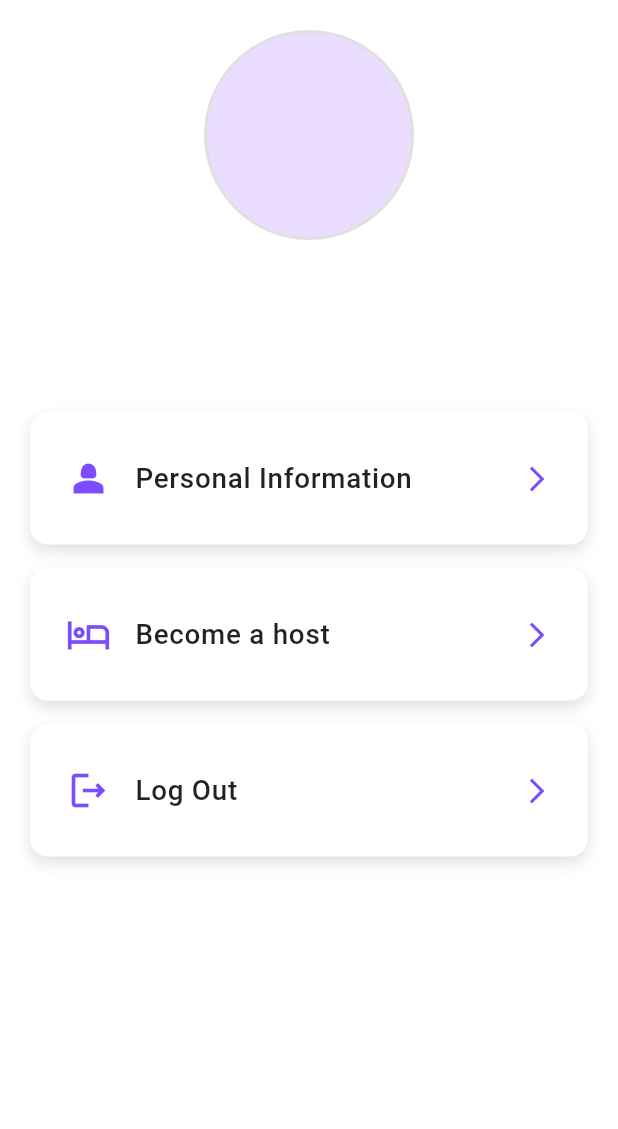
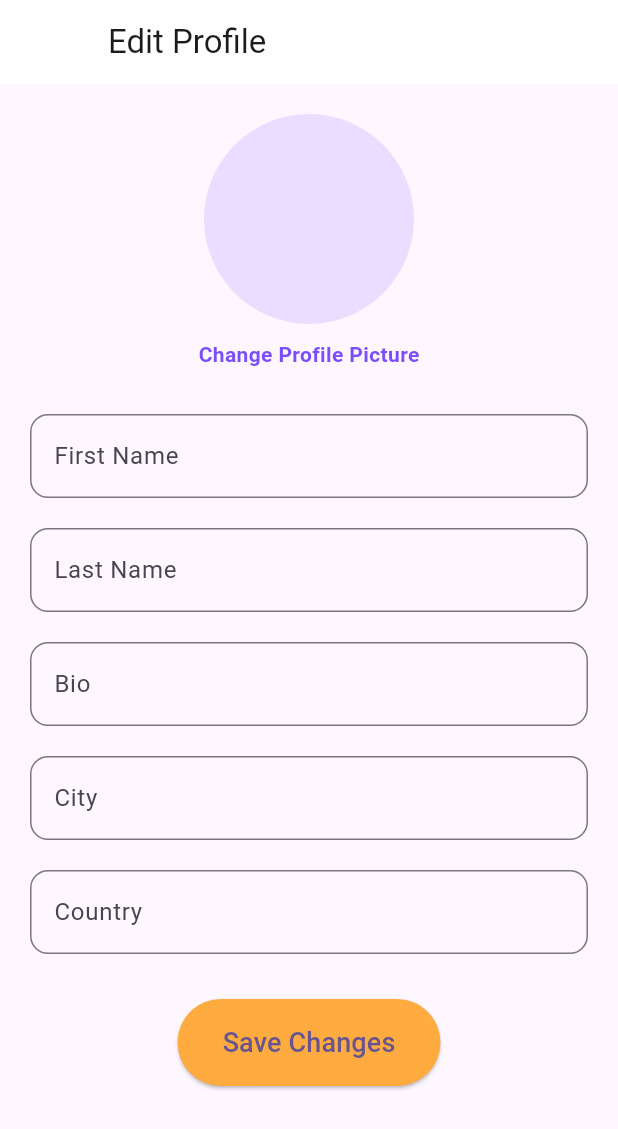
Before and after one commit to PhamVanPhiY/BookingPlace, a Flutter app: the AccountScreen screen opened directly, after a tap on "Personal Information", on a phone screen of 412 x 824 dp. Shown: the top 1129 px of the screen. Run offline on Flutter 3.47's test engine with Material 3 defaults, Android fonts, the phone set to English and light mode, and no system bars; our stand-ins replace cloud_firestore, custom_rating_bar, firebase_auth, firebase_core, firebase_storage, get and 2 more; missing offline and left inert: pay; accounts and stored records are empty.

Commit message:
Change information user

```diff
--- a/lib/view/guestSreens/account_screen.dart
+++ b/lib/view/guestSreens/account_screen.dart
@@ -2,6 +2,7 @@ import 'package:booking_place/global.dart';
 import 'package:booking_place/model/app_constants.dart';
 import 'package:booking_place/view/guest_home_screen.dart';
 import 'package:booking_place/view/host_home_screen.dart';
+import 'package:booking_place/view/widgets/edit_profile_screen.dart';
 import 'package:firebase_auth/firebase_auth.dart';
 import 'package:flutter/material.dart';
 import 'package:get/get.dart';
@@ -107,7 +108,11 @@ class _AccountScreenState extends State<AccountScreen> {
                   _buildListTile(
                     title: "Personal Information",
                     icon: Icons.person_2,
-                    onTap: () {},
+                    onTap: () {
+                      // Mở trang chỉnh sửa thông tin người dùng
+                      Get.to(() =>
+                          EditProfileScreen(user: AppConstants.currentUser));
+                    },
                   ),
                   _buildListTile(
                     title: _hostingTitle,
--- /dev/null
+++ b/lib/view/widgets/edit_profile_screen.dart
@@ -0,0 +1,182 @@
+import 'dart:typed_data';
+import 'package:booking_place/model/user_model.dart';
+import 'package:flutter/material.dart';
+import 'package:image_picker/image_picker.dart';
+
+class EditProfileScreen extends StatefulWidget {
+  final UserModel user;
+
+  EditProfileScreen({required this.user});
+
+  @override
+  _EditProfileScreenState createState() => _EditProfileScreenState();
+}
+
+class _EditProfileScreenState extends State<EditProfileScreen> {
+  final TextEditingController firstNameController = TextEditingController();
+  final TextEditingController lastNameController = TextEditingController();
+  final TextEditingController bioController = TextEditingController();
+  final TextEditingController cityController = TextEditingController();
+  final TextEditingController countryController = TextEditingController();
+  late MemoryImage _newProfileImage;
+
+  @override
+  void initState() {
+    super.initState();
+    firstNameController.text = widget.user.firstName ?? '';
+    lastNameController.text = widget.user.lastName ?? '';
+    bioController.text = widget.user.bio ?? '';
+    cityController.text = widget.user.city ?? '';
+    countryController.text = widget.user.country ?? '';
+    _newProfileImage = widget.user.displayImage ??
+        MemoryImage(Uint8List(0)); // Khởi tạo với ảnh mặc định
+  }
+
+  @override
+  Widget build(BuildContext context) {
+    return Scaffold(
+      appBar: AppBar(title: Text('Edit Profile')),
+      body: SingleChildScrollView(
+        child: Padding(
+          padding: const EdgeInsets.all(20.0),
+          child: Column(
+            crossAxisAlignment: CrossAxisAlignment.start,
+            children: [
+              // Nút sửa ảnh
+              Center(
+                child: GestureDetector(
+                  onTap: () async {
+                    final ImagePicker _picker = ImagePicker();
+                    final XFile? pickedFile =
+                        await _picker.pickImage(source: ImageSource.gallery);
+                    if (pickedFile != null) {
+                      final imageBytes = await pickedFile.readAsBytes();
+                      setState(() {
+                        _newProfileImage = MemoryImage(imageBytes);
+                      });
+                    }
+                  },
+                  child: Column(
+                    children: [
+                      CircleAvatar(
+                        radius: 70,
+                        backgroundImage: _newProfileImage.bytes.isNotEmpty
+                            ? _newProfileImage
+                            : MemoryImage(Uint8List(0)), // Ảnh mặc định
+                      ),
+                      SizedBox(height: 10),
+                      Text(
+                        'Change Profile Picture',
+                        style: TextStyle(
+                          color: Colors.deepPurpleAccent,
+                          fontWeight: FontWeight.bold,
+                        ),
+                      ),
+                    ],
+                  ),
+                ),
+              ),
+              SizedBox(height: 30), // Giãn cách lớn hơn giữa các trường
+              // Trường nhập First Name
+              _buildTextField(
+                controller: firstNameController,
+                label: 'First Name',
+                onChanged: (value) {
+                  widget.user.firstName = value;
+                },
+              ),
+              SizedBox(height: 20), // Giãn cách lớn hơn giữa các trường
+              // Trường nhập Last Name
+              _buildTextField(
+                controller: lastNameController,
+                label: 'Last Name',
+                onChanged: (value) {
+                  widget.user.lastName = value;
+                },
+              ),
+              SizedBox(height: 20), // Giãn cách lớn hơn giữa các trường
+              // Trường nhập Bio
+              _buildTextField(
+                controller: bioController,
+                label: 'Bio',
+                onChanged: (value) {
+                  widget.user.bio = value;
+                },
+              ),
+              SizedBox(height: 20), // Giãn cách lớn hơn giữa các trường
+              // Trường nhập City
+              _buildTextField(
+                controller: cityController,
+                label: 'City',
+                onChanged: (value) {
+                  widget.user.city = value;
+                },
+              ),
+              SizedBox(height: 20), // Giãn cách lớn hơn giữa các trường
+              // Trường nhập Country
+              _buildTextField(
+                controller: countryController,
+                label: 'Country',
+                onChanged: (value) {
+                  widget.user.country = value;
+                },
+              ),
+              SizedBox(height: 30),
+              // Nút lưu thay đổi
+              Center(
+                child: ElevatedButton(
+                  style: ElevatedButton.styleFrom(
+                    backgroundColor: Colors.orangeAccent,
+                    padding: EdgeInsets.symmetric(horizontal: 30, vertical: 16),
+                    shape: RoundedRectangleBorder(
+                      borderRadius: BorderRadius.circular(30),
+                    ),
+                  ),
+                  onPressed: () async {
+                    // Lưu thông tin người dùng vào Firestore
+                    await widget.user.saveUserToFirestore();
+
+                    // Kiểm tra nếu ảnh đã thay đổi
+                    if (_newProfileImage != widget.user.displayImage) {
+                      // Cập nhật ảnh nếu có thay đổi
+                      await widget.user.updateProfileImage(_newProfileImage);
+                    }
+
+                    // Thông báo cập nhật thành công
+                    ScaffoldMessenger.of(context).showSnackBar(SnackBar(
+                        content: Text('Profile updated successfully!')));
+                    Navigator.pop(context); // Quay lại trang trước
+                  },
+                  child: Text('Save Changes', style: TextStyle(fontSize: 18)),
+                ),
+              ),
+            ],
+          ),
+        ),
+      ),
+    );
+  }
+
+  // Custom text field widget with styling
+  Widget _buildTextField({
+    required TextEditingController controller,
+    required String label,
+    required Function(String) onChanged,
+  }) {
+    return TextField(
+      controller: controller,
+      decoration: InputDecoration(
+        labelText: label,
+        border: OutlineInputBorder(
+          borderRadius: BorderRadius.circular(12),
+          borderSide: BorderSide(color: Colors.deepPurpleAccent),
+        ),
+        focusedBorder: OutlineInputBorder(
+          borderRadius: BorderRadius.circular(12),
+          borderSide: BorderSide(color: Colors.deepPurpleAccent, width: 2),
+        ),
+      ),
+      onChanged: onChanged,
+    );
+  }
+}
```
Also changed, not shown: lib/model/user_model.dart (+65 -1 lines).
